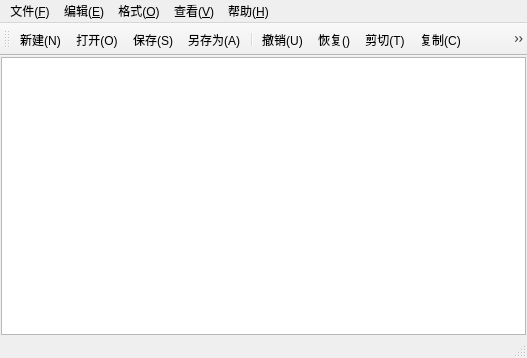
The window that lab2/mainwindow.ui (SandraChen888/Sandra_QTCourse) describes before a commit, drawn with Qt 5.
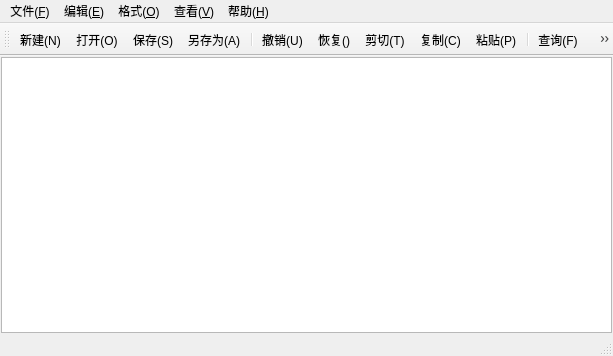
The same window after the commit. Icons and pictures are not drawn.

```diff
--- a/lab2/mainwindow.ui
+++ b/lab2/mainwindow.ui
@@ -6,8 +6,8 @@
    <rect>
     <x>0</x>
     <y>0</y>
-    <width>527</width>
-    <height>358</height>
+    <width>613</width>
+    <height>356</height>
    </rect>
   </property>
   <property name="windowTitle">
@@ -40,7 +40,7 @@
     <rect>
      <x>0</x>
      <y>0</y>
-     <width>527</width>
+     <width>613</width>
      <height>21</height>
     </rect>
    </property>
@@ -119,6 +119,8 @@
    <addaction name="actionLineNumber"/>
    <addaction name="actionWrap"/>
    <addaction name="separator"/>
+   <addaction name="actionToolbar"/>
+   <addaction name="actionStatusbar"/>
   </widget>
   <action name="actionNew">
    <property name="icon">
```
Left out of the diff: 14 changed lines with no effect on the pictures.
